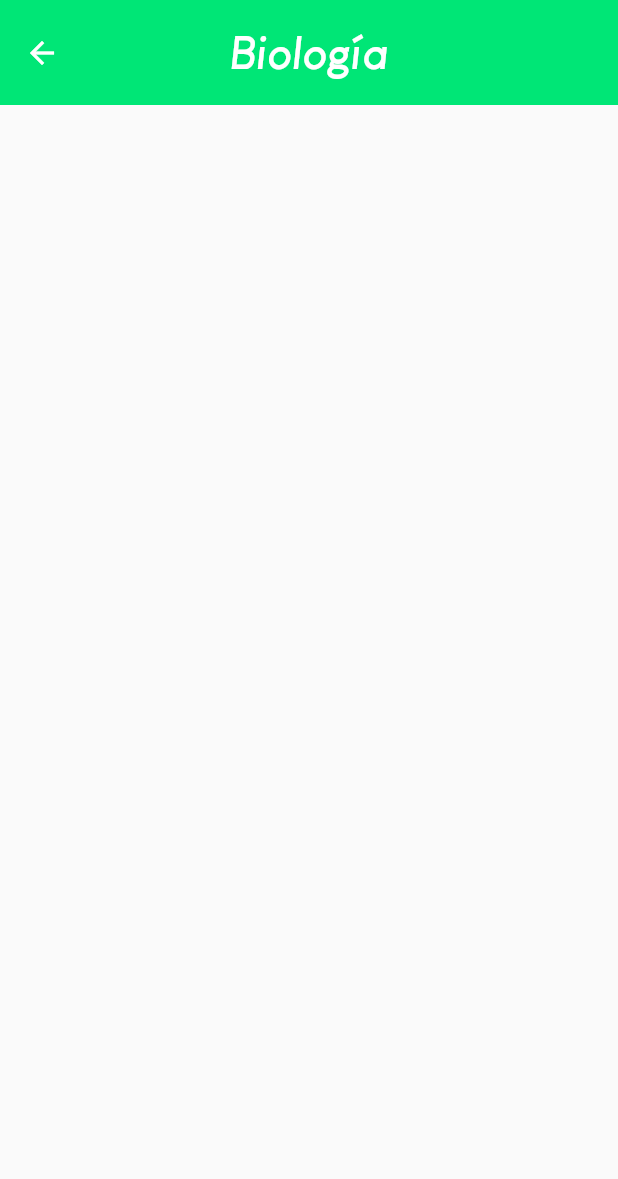
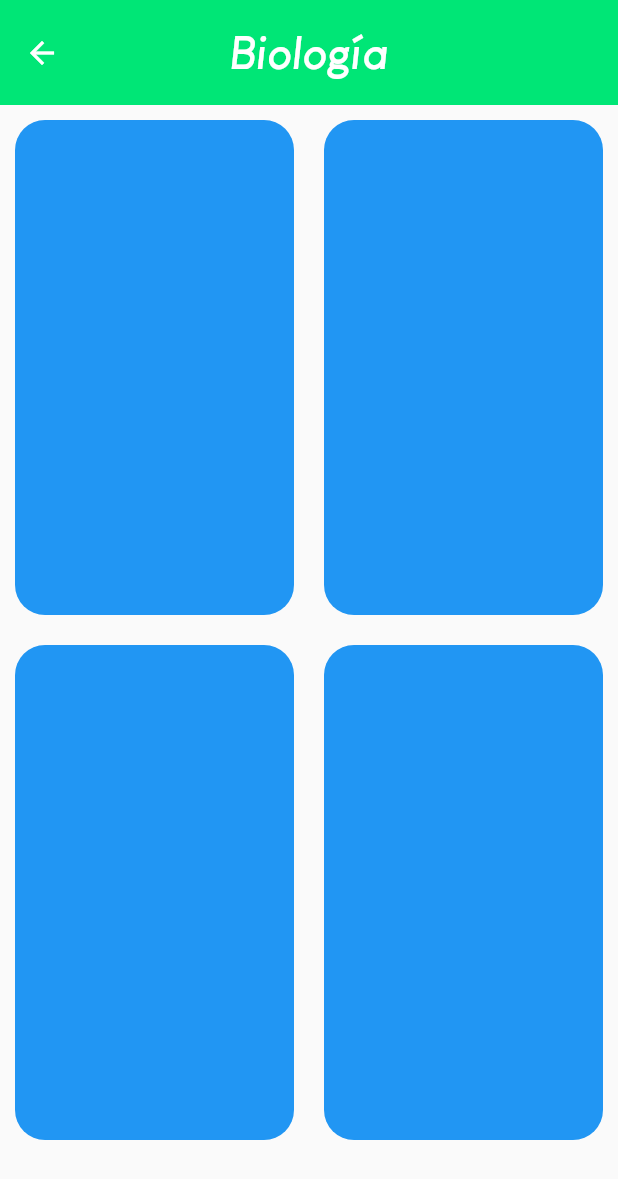
Before and after one commit to JordiDeSanta/PTUContenidos, a Flutter app: the screen it shows after launch, after a tap on "Biología", on a phone screen of 412 x 824 dp. Shown: the top 1179 px of the screen. Run offline on Flutter 3.47's test engine with Material 2 defaults, Android fonts, the phone set to English and light mode, and no system bars; our stand-ins replace flutter_cache_manager; missing offline and left inert: pdf_render.

Commit message:
Course Page sketch

```diff
--- a/lib/pages/course_page.dart
+++ b/lib/pages/course_page.dart
@@ -20,6 +20,41 @@ class CoursePage extends StatelessWidget {
         toolbarHeight: size * 140,
         backgroundColor: args.courseColor,
       ),
+      body: Table(
+        children: [
+          TableRow(
+            children: [
+              _createButton(),
+              _createButton(),
+            ],
+          ),
+          TableRow(
+            children: [
+              _createButton(),
+              _createButton(),
+            ],
+          )
+        ],
+      ),
     );
   }
 }
+
+Widget _createButton() {
+  return Container(
+    padding: EdgeInsets.all(10),
+    height: 350,
+    child: ElevatedButton(
+      onPressed: () {},
+      style: ButtonStyle(
+        elevation: MaterialStateProperty.all(0.0),
+        shape: MaterialStateProperty.all(
+          RoundedRectangleBorder(
+            borderRadius: BorderRadius.circular(20.0),
+          ),
+        ),
+      ),
+      child: null,
+    ),
+  );
+}
```
Also changed, not shown: assets/img/bio1.jpeg (added).
